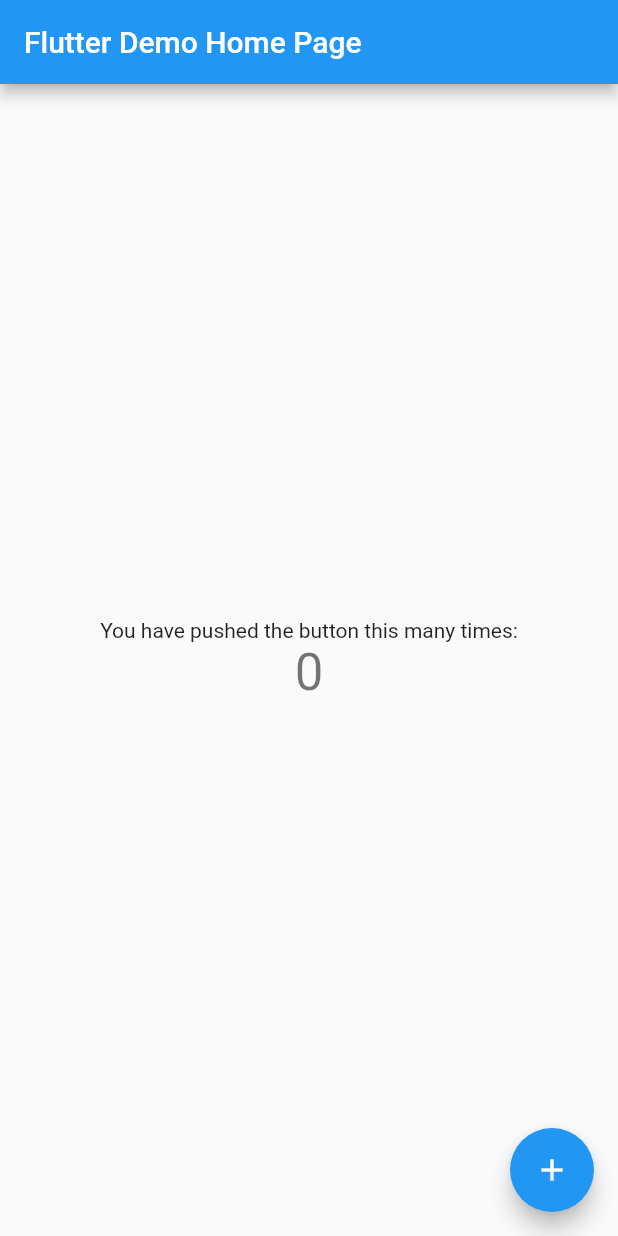
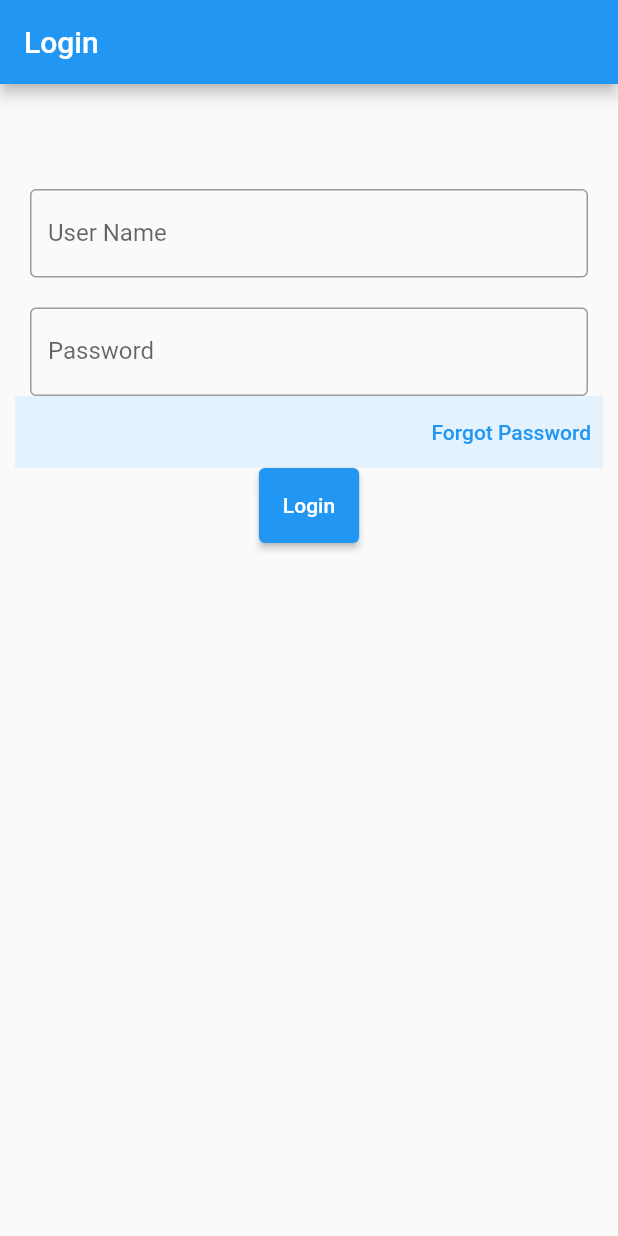
Before and after one commit to MiniProject-HMS/frontend, a Flutter app: the screen it shows after launch, on a phone screen of 412 x 824 dp. Run offline on Flutter 3.47's test engine with Material 2 defaults, Android fonts, the phone set to English and light mode, and no system bars.

Commit message:
WIP: Created a basic ui for login page

```diff
--- /dev/null
+++ b/lib/login_page.dart
@@ -0,0 +1,87 @@
+import 'package:flutter/material.dart';
+import 'package:flutter/src/foundation/key.dart';
+import 'package:flutter/src/widgets/framework.dart';
+
+class ScreenLogin extends StatelessWidget {
+  const ScreenLogin({Key? key}) : super(key: key);
+
+  @override
+  Widget build(BuildContext context) {
+    return Scaffold(
+      appBar: AppBar(
+        title: Text('Login'),
+      ),
+      body: LoginPage(),
+    );
+  }
+}
+
+class LoginPage extends StatefulWidget {
+  const LoginPage({Key? key}) : super(key: key);
+
+  @override
+  State<LoginPage> createState() => _LoginPageState();
+}
+
+class _LoginPageState extends State<LoginPage> {
+  TextEditingController nameController = TextEditingController();
+  TextEditingController passwordController = TextEditingController();
+  @override
+  Widget build(BuildContext context) {
+    return Padding(
+        padding: const EdgeInsets.all(10),
+        child: Column(
+          children: [
+            SizedBox(
+              height: 50,
+            ),
+            Container(
+              padding: const EdgeInsets.all(10),
+              child: TextField(
+                controller: nameController,
+                decoration: const InputDecoration(
+                  border: OutlineInputBorder(),
+                  labelText: 'User Name',
+                ),
+              ),
+            ),
+            Container(
+              padding: const EdgeInsets.fromLTRB(10, 10, 10, 0),
+              child: TextField(
+                obscureText: true,
+                controller: passwordController,
+                decoration: const InputDecoration(
+                  border: OutlineInputBorder(),
+                  labelText: 'Password',
+                ),
+              ),
+            ),
+            Container(
+              color: Colors.blue[50],
+              width: double.infinity,
+              child: Align(
+                alignment: Alignment.centerRight,
+                child: TextButton(
+                  onPressed: () {
+                    //forgot password screen
+                  },
+                  child: const Text(
+                    'Forgot Password',
+                  ),
+                ),
+              ),
+            ),
+            Container(
+                height: 50,
+                padding: const EdgeInsets.fromLTRB(10, 0, 10, 0),
+                child: ElevatedButton(
+                  child: const Text('Login'),
+                  onPressed: () {
+                    print(nameController.text);
+                    print(passwordController.text);
+                  },
+                )),
+          ],
+        ));
+  }
+}
--- a/lib/main.dart
+++ b/lib/main.dart
@@ -1,115 +1,22 @@
 import 'package:flutter/material.dart';
+import 'package:flutter/widgets.dart';
+import 'login_page.dart';
 
-void main() {
-  runApp(const MyApp());
+Future<void> main() async {
+  runApp(const HMS());
 }
 
-class MyApp extends StatelessWidget {
-  const MyApp({Key? key}) : super(key: key);
+class HMS extends StatelessWidget {
+  const HMS({Key? key}) : super(key: key);
 
-  // This widget is the root of your application.
   @override
   Widget build(BuildContext context) {
     return MaterialApp(
-      title: 'Flutter Demo',
-      theme: ThemeData(
-        // This is the theme of your application.
-        //
-        // Try running your application with "flutter run". You'll see the
-        // application has a blue toolbar. Then, without quitting the app, try
-        // changing the primarySwatch below to Colors.green and then invoke
-        // "hot reload" (press "r" in the console where you ran "flutter run",
-        // or simply save your changes to "hot reload" in a Flutter IDE).
-        // Notice that the counter didn't reset back to zero; the application
-        // is not restarted.
-        primarySwatch: Colors.blue,
+      title: "HMS",
+      theme: ThemeData(primaryColor: Colors.blue),
+      home: const SafeArea(
+        child: ScreenLogin(),
       ),
-      home: const MyHomePage(title: 'Flutter Demo Home Page'),
     );
   }
 }
-
-class MyHomePage extends StatefulWidget {
-  const MyHomePage({Key? key, required this.title}) : super(key: key);
-
-  // This widget is the home page of your application. It is stateful, meaning
-  // that it has a State object (defined below) that contains fields that affect
-  // how it looks.
-
-  // This class is the configuration for the state. It holds the values (in this
-  // case the title) provided by the parent (in this case the App widget) and
-  // used by the build method of the State. Fields in a Widget subclass are
-  // always marked "final".
-
-  final String title;
-
-  @override
-  State<MyHomePage> createState() => _MyHomePageState();
-}
-
-class _MyHomePageState extends State<MyHomePage> {
-  int _counter = 0;
-
-  void _incrementCounter() {
-    setState(() {
-      // This call to setState tells the Flutter framework that something has
-      // changed in this State, which causes it to rerun the build method below
-      // so that the display can reflect the updated values. If we changed
-      // _counter without calling setState(), then the build method would not be
-      // called again, and so nothing would appear to happen.
-      _counter++;
-    });
-  }
-
-  @override
-  Widget build(BuildContext context) {
-    // This method is rerun every time setState is called, for instance as done
-    // by the _incrementCounter method above.
-    //
-    // The Flutter framework has been optimized to make rerunning build methods
-    // fast, so that you can just rebuild anything that needs updating rather
-    // than having to individually change instances of widgets.
-    return Scaffold(
-      appBar: AppBar(
-        // Here we take the value from the MyHomePage object that was created by
-        // the App.build method, and use it to set our appbar title.
-        title: Text(widget.title),
-      ),
-      body: Center(
-        // Center is a layout widget. It takes a single child and positions it
-        // in the middle of the parent.
-        child: Column(
-          // Column is also a layout widget. It takes a list of children and
-          // arranges them vertically. By default, it sizes itself to fit its
-          // children horizontally, and tries to be as tall as its parent.
-          //
-          // Invoke "debug painting" (press "p" in the console, choose the
-          // "Toggle Debug Paint" action from the Flutter Inspector in Android
-          // Studio, or the "Toggle Debug Paint" command in Visual Studio Code)
-          // to see the wireframe for each widget.
-          //
-          // Column has various properties to control how it sizes itself and
-          // how it positions its children. Here we use mainAxisAlignment to
-          // center the children vertically; the main axis here is the vertical
-          // axis because Columns are vertical (the cross axis would be
-          // horizontal).
-          mainAxisAlignment: MainAxisAlignment.center,
-          children: <Widget>[
-            const Text(
-              'You have pushed the button this many times:',
-            ),
-            Text(
-              '$_counter',
-              style: Theme.of(context).textTheme.headline4,
-            ),
-          ],
-        ),
-      ),
-      floatingActionButton: FloatingActionButton(
-        onPressed: _incrementCounter,
-        tooltip: 'Increment',
-        child: const Icon(Icons.add),
-      ), // This trailing comma makes auto-formatting nicer for build methods.
-    );
-  }
-}
```
